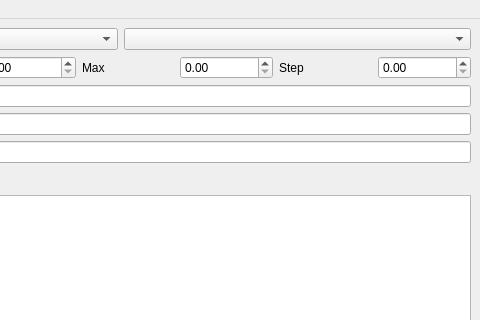
First picture: the form in braphy/gui/ui_files/calculation_window.ui, repository softmatterlab/Braph-2.0-Python, before the edit; both pictures show x 295 to 775 and y 0 to 320 of the 775 by 805 pixel window.
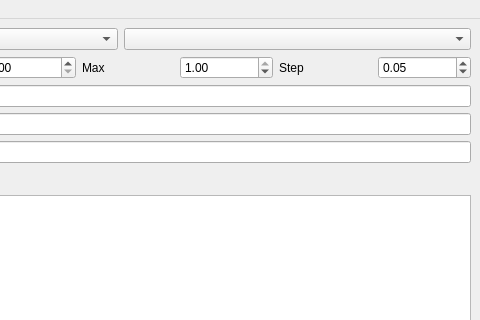
Second picture: the form after the edit. Custom widgets are drawn as their Qt base class.

```diff
--- a/braphy/gui/ui_files/calculation_window.ui
+++ b/braphy/gui/ui_files/calculation_window.ui
@@ -118,7 +118,17 @@
              </widget>
             </item>
             <item row="0" column="3">
-             <widget class="QDoubleSpinBox" name="spinBoxMax"/>
+             <widget class="QDoubleSpinBox" name="spinBoxMax">
+              <property name="maximum">
+               <double>1.000000000000000</double>
+              </property>
+              <property name="singleStep">
+               <double>0.050000000000000</double>
+              </property>
+              <property name="value">
+               <double>1.000000000000000</double>
+              </property>
+             </widget>
             </item>
             <item row="0" column="1">
              <widget class="QDoubleSpinBox" name="spinBoxMin"/>
@@ -138,7 +148,14 @@
              </widget>
             </item>
             <item row="0" column="5">
-             <widget class="QDoubleSpinBox" name="spinBoxStep"/>
+             <widget class="QDoubleSpinBox" name="spinBoxStep">
+              <property name="maximum">
+               <double>1.000000000000000</double>
+              </property>
+              <property name="value">
+               <double>0.050000000000000</double>
+              </property>
+             </widget>
             </item>
            </layout>
           </item>
```
Left out of the diff: 9 changed lines with no effect on the pictures.
